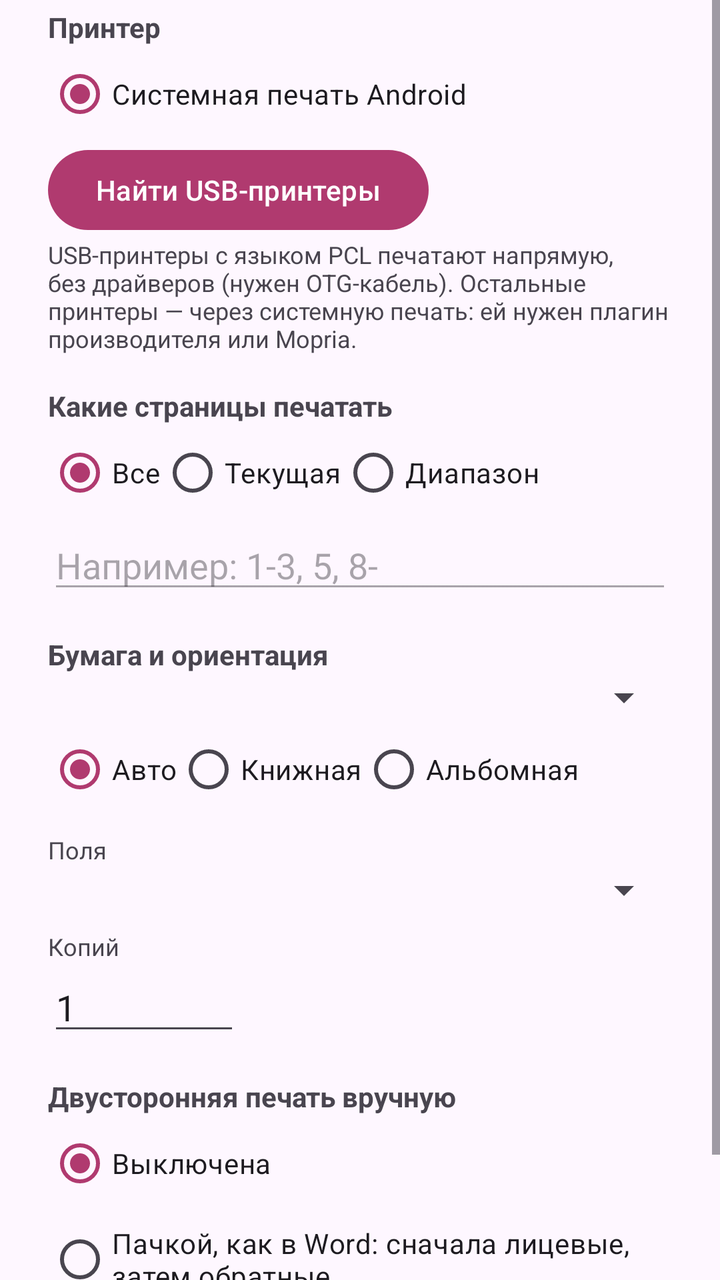
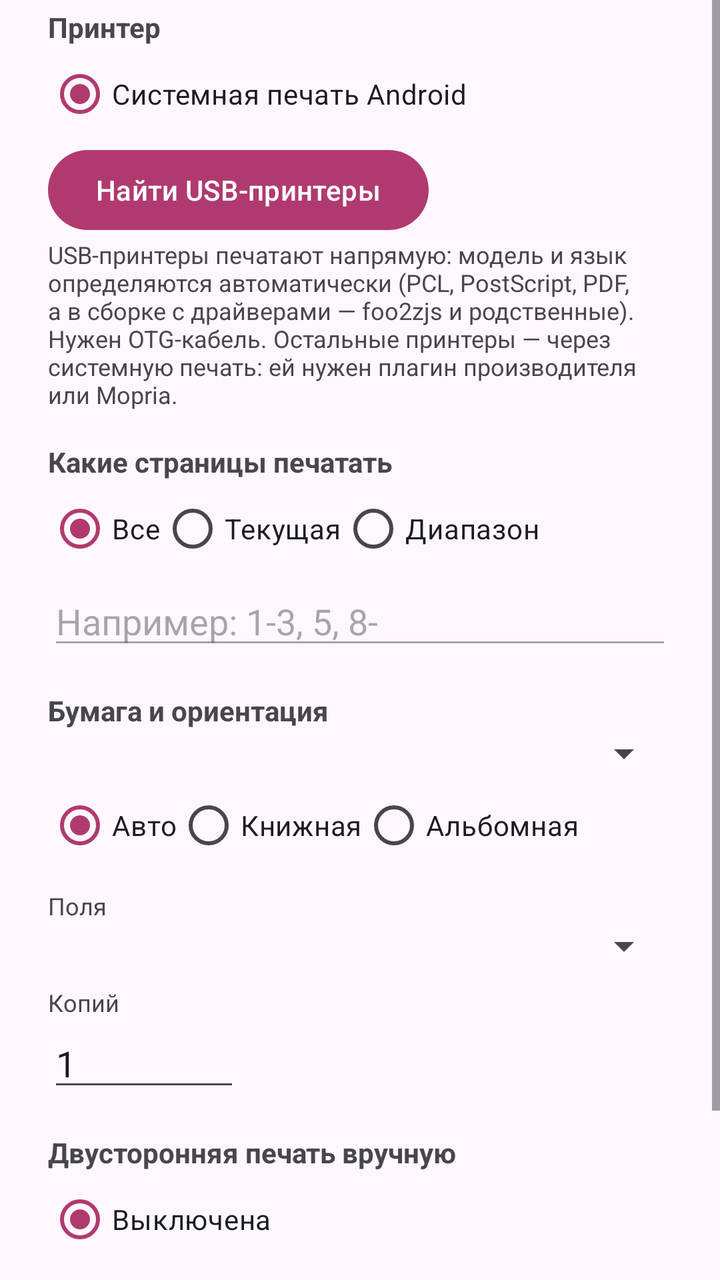

Before-and-after screenshots of an Android layout around one commit, followed by the original layout XML and the change that was made.
<!-- AndroidManifest.xml: application theme Theme.DocForge -->
<!-- res/layout/dialog_print.xml -->
<?xml version="1.0" encoding="utf-8"?>
<ScrollView xmlns:android="http://schemas.android.com/apk/res/android"
    android:layout_width="match_parent"
    android:layout_height="wrap_content">

    <LinearLayout
        android:layout_width="match_parent"
        android:layout_height="wrap_content"
        android:orientation="vertical"
        android:paddingStart="24dp"
        android:paddingTop="4dp"
        android:paddingEnd="24dp"
        android:paddingBottom="8dp">

        <TextView
            android:layout_width="wrap_content"
            android:layout_height="wrap_content"
            android:layout_marginTop="0dp"
            android:text="@string/prn_section_printer"
            android:textSize="14sp"
            android:textStyle="bold" />

        <RadioGroup
            android:id="@+id/printerGroup"
            android:layout_width="match_parent"
            android:layout_height="wrap_content">
            <RadioButton
                android:id="@+id/printerSystem"
                android:layout_width="wrap_content"
                android:layout_height="wrap_content"
                android:text="@string/prn_system" android:checked="true" />
        </RadioGroup>

        <Button
            android:id="@+id/btnFindPrinters"
            android:layout_width="wrap_content"
            android:layout_height="wrap_content"
            android:text="@string/prn_find" />

        <TextView
            android:id="@+id/printerHint"
            android:layout_width="match_parent"
            android:layout_height="wrap_content"
            android:text="@string/prn_hint"
            android:textColor="?android:attr/textColorSecondary"
            android:textSize="12sp" />

        <TextView
            android:layout_width="wrap_content"
            android:layout_height="wrap_content"
            android:layout_marginTop="16dp"
            android:text="@string/prn_section_pages"
            android:textSize="14sp"
            android:textStyle="bold" />

        <RadioGroup
            android:id="@+id/pagesGroup"
            android:layout_width="match_parent"
            android:layout_height="wrap_content"
            android:orientation="horizontal">
            <RadioButton
                android:id="@+id/pagesAll"
                android:layout_width="wrap_content"
                android:layout_height="wrap_content"
                android:text="@string/prn_pages_all" android:checked="true" />
            <RadioButton
                android:id="@+id/pagesCurrent"
                android:layout_width="wrap_content"
                android:layout_height="wrap_content"
                android:text="@string/prn_pages_current" />
            <RadioButton
                android:id="@+id/pagesRange"
                android:layout_width="wrap_content"
                android:layout_height="wrap_content"
                android:text="@string/prn_pages_range" />
        </RadioGroup>

        <EditText
            android:id="@+id/rangeInput"
            android:layout_width="match_parent"
            android:layout_height="wrap_content"
            android:enabled="false"
            android:hint="@string/prn_range_hint"
            android:importantForAutofill="no"
            android:inputType="text"
            android:singleLine="true" />

        <TextView
            android:layout_width="wrap_content"
            android:layout_height="wrap_content"
            android:layout_marginTop="16dp"
            android:text="@string/prn_section_paper"
            android:textSize="14sp"
            android:textStyle="bold" />

        <Spinner
            android:id="@+id/paperSpinner"
            android:layout_width="match_parent"
            android:layout_height="wrap_content" />

        <RadioGroup
            android:id="@+id/orientGroup"
            android:layout_width="match_parent"
            android:layout_height="wrap_content"
            android:orientation="horizontal">
            <RadioButton
                android:id="@+id/orientAuto"
                android:layout_width="wrap_content"
                android:layout_height="wrap_content"
                android:text="@string/prn_orient_auto" android:checked="true" />
            <RadioButton
                android:id="@+id/orientPortrait"
                android:layout_width="wrap_content"
                android:layout_height="wrap_content"
                android:text="@string/prn_orient_portrait" />
            <RadioButton
                android:id="@+id/orientLandscape"
                android:layout_width="wrap_content"
                android:layout_height="wrap_content"
                android:text="@string/prn_orient_landscape" />
        </RadioGroup>

        <TextView
            android:layout_width="wrap_content"
            android:layout_height="wrap_content"
            android:layout_marginTop="8dp"
            android:text="@string/prn_margins"
            android:textColor="?android:attr/textColorSecondary"
            android:textSize="12sp" />

        <Spinner
            android:id="@+id/marginSpinner"
            android:layout_width="match_parent"
            android:layout_height="wrap_content" />

        <TextView
            android:layout_width="wrap_content"
            android:layout_height="wrap_content"
            android:layout_marginTop="8dp"
            android:text="@string/prn_copies"
            android:textColor="?android:attr/textColorSecondary"
            android:textSize="12sp" />

        <EditText
            android:id="@+id/copiesInput"
            android:layout_width="96dp"
            android:layout_height="wrap_content"
            android:importantForAutofill="no"
            android:inputType="number"
            android:maxLength="2"
            android:text="1" />

        <TextView
            android:layout_width="wrap_content"
            android:layout_height="wrap_content"
            android:layout_marginTop="16dp"
            android:text="@string/prn_section_duplex"
            android:textSize="14sp"
            android:textStyle="bold" />

        <RadioGroup
            android:id="@+id/duplexGroup"
            android:layout_width="match_parent"
            android:layout_height="wrap_content">
            <RadioButton
                android:id="@+id/duplexOff"
                android:layout_width="wrap_content"
                android:layout_height="wrap_content"
                android:text="@string/prn_duplex_off" android:checked="true" />
            <RadioButton
                android:id="@+id/duplexBatch"
                android:layout_width="wrap_content"
                android:layout_height="wrap_content"
                android:text="@string/prn_duplex_batch" />
            <RadioButton
                android:id="@+id/duplexSheet"
                android:layout_width="wrap_content"
                android:layout_height="wrap_content"
                android:text="@string/prn_duplex_sheet" />
        </RadioGroup>

        <CheckBox
            android:id="@+id/reverseBacks"
            android:layout_width="match_parent"
            android:layout_height="wrap_content"
            android:text="@string/prn_reverse"
            android:visibility="gone" />

        <LinearLayout
            android:id="@+id/usbSection"
            android:layout_width="match_parent"
            android:layout_height="wrap_content"
            android:orientation="vertical"
            android:visibility="gone">

            <TextView
            android:layout_width="wrap_content"
            android:layout_height="wrap_content"
            android:layout_marginTop="16dp"
            android:text="@string/prn_section_usb"
            android:textSize="14sp"
            android:textStyle="bold" />

            <Spinner
                android:id="@+id/qualitySpinner"
                android:layout_width="match_parent"
                android:layout_height="wrap_content" />

            <CheckBox
                android:id="@+id/pjlCheck"
                android:layout_width="match_parent"
                android:layout_height="wrap_content"
                android:text="@string/prn_pjl" />

            <TextView
                android:layout_width="match_parent"
                android:layout_height="wrap_content"
                android:text="@string/prn_usb_note"
                android:textColor="?android:attr/textColorSecondary"
                android:textSize="12sp" />
        </LinearLayout>
    </LinearLayout>
</ScrollView>
<!-- resources referenced by this layout -->
<resources>
  <string name="prn_copies">Копий</string>
  <string name="prn_duplex_batch">Пачкой, как в Word: сначала лицевые, затем обратные</string>
  <string name="prn_duplex_off">Выключена</string>
  <string name="prn_duplex_sheet">По листу: страница, пауза на переворот, следующая</string>
  <string name="prn_find">Найти USB-принтеры</string>
  <string name="prn_hint">USB-принтеры с языком PCL печатают напрямую, без драйверов (нужен OTG-кабель). Остальные принтеры — через системную печать: ей нужен плагин производителя или Mopria.</string>
  <string name="prn_margins">Поля</string>
  <string name="prn_orient_auto">Авто</string>
  <string name="prn_orient_landscape">Альбомная</string>
  <string name="prn_orient_portrait">Книжная</string>
  <string name="prn_pages_all">Все</string>
  <string name="prn_pages_current">Текущая</string>
  <string name="prn_pages_range">Диапазон</string>
  <string name="prn_pjl">Отправлять PJL-заголовок (если принтер сам не распознаёт PCL)</string>
  <string name="prn_range_hint">Например: 1-3, 5, 8-</string>
  <string name="prn_reverse">Обратные страницы в обратном порядке (если принтер выдаёт листы лицом вниз)</string>
  <string name="prn_section_duplex">Двусторонняя печать вручную</string>
  <string name="prn_section_pages">Какие страницы печатать</string>
  <string name="prn_section_paper">Бумага и ориентация</string>
  <string name="prn_section_printer">Принтер</string>
  <string name="prn_section_usb">Печать по USB (PCL)</string>
  <string name="prn_system">Системная печать Android</string>
  <string name="prn_usb_note">Печать чёрно-белая. Поля и число копий действуют при печати по USB; в системной печати их выбирают в её диалоге.</string>
  <style name="Theme.DocForge" parent="Theme.Material3.DayNight.NoActionBar">
          <item name="colorPrimary">@color/brand_primary</item>
          <item name="colorOnPrimary">@color/brand_on_primary</item>
          <item name="colorPrimaryContainer">@color/brand_primary_container</item>
          <item name="colorOnPrimaryContainer">@color/brand_on_primary_container</item>
      </style>
  <color name="brand_primary">#B03A6F</color>
  <color name="brand_on_primary">#FFFFFF</color>
  <color name="brand_primary_container">#FFD9E6</color>
  <color name="brand_on_primary_container">#3E001D</color>
</resources>

<!-- the commit's change to res/layout/dialog_print.xml (unified diff, before → after) -->
@@ -201,6 +201,50 @@
             android:textSize="14sp"
             android:textStyle="bold" />
 
+            <TextView
+                android:id="@+id/driverInfo"
+                android:layout_width="match_parent"
+                android:layout_height="wrap_content"
+                android:layout_marginTop="4dp"
+                android:text="@string/prn_detecting"
+                android:textColor="?android:attr/textColorSecondary"
+                android:textSize="12sp" />
+
+            <TextView
+                android:layout_width="wrap_content"
+                android:layout_height="wrap_content"
+                android:layout_marginTop="8dp"
+                android:text="@string/prn_driver"
+                android:textColor="?android:attr/textColorSecondary"
+                android:textSize="12sp" />
+
+            <Spinner
+                android:id="@+id/driverSpinner"
+                android:layout_width="match_parent"
+                android:layout_height="wrap_content" />
+
+            <LinearLayout
+                android:id="@+id/firmwareRow"
+                android:layout_width="match_parent"
+                android:layout_height="wrap_content"
+                android:gravity="center_vertical"
+                android:orientation="horizontal"
+                android:visibility="gone">
+
+                <TextView
+                    android:id="@+id/firmwareStatus"
+                    android:layout_width="0dp"
+                    android:layout_height="wrap_content"
+                    android:layout_weight="1"
+                    android:textSize="12sp" />
+
+                <Button
+                    android:id="@+id/btnFirmware"
+                    android:layout_width="wrap_content"
+                    android:layout_height="wrap_content"
+                    android:text="@string/prn_fw_pick" />
+            </LinearLayout>
+
             <Spinner
                 android:id="@+id/qualitySpinner"
                 android:layout_width="match_parent"
<!-- resource entries referenced after the edit -->
@@ -1,11 +1,14 @@
 <!-- resources referenced by this layout -->
 <resources>
   <string name="prn_copies">Копий</string>
+  <string name="prn_detecting">Определяю принтер…</string>
+  <string name="prn_driver">Драйвер (можно сменить вручную)</string>
   <string name="prn_duplex_batch">Пачкой, как в Word: сначала лицевые, затем обратные</string>
   <string name="prn_duplex_off">Выключена</string>
   <string name="prn_duplex_sheet">По листу: страница, пауза на переворот, следующая</string>
   <string name="prn_find">Найти USB-принтеры</string>
-  <string name="prn_hint">USB-принтеры с языком PCL печатают напрямую, без драйверов (нужен OTG-кабель). Остальные принтеры — через системную печать: ей нужен плагин производителя или Mopria.</string>
+  <string name="prn_fw_pick">Выбрать .dl</string>
+  <string name="prn_hint">USB-принтеры печатают напрямую: модель и язык определяются автоматически (PCL, PostScript, PDF, а в сборке с драйверами — foo2zjs и родственные). Нужен OTG-кабель. Остальные принтеры — через системную печать: ей нужен плагин производителя или Mopria.</string>
   <string name="prn_margins">Поля</string>
   <string name="prn_orient_auto">Авто</string>
   <string name="prn_orient_landscape">Альбомная</string>
@@ -20,9 +23,9 @@
   <string name="prn_section_pages">Какие страницы печатать</string>
   <string name="prn_section_paper">Бумага и ориентация</string>
   <string name="prn_section_printer">Принтер</string>
-  <string name="prn_section_usb">Печать по USB (PCL)</string>
+  <string name="prn_section_usb">Печать по USB</string>
   <string name="prn_system">Системная печать Android</string>
-  <string name="prn_usb_note">Печать чёрно-белая. Поля и число копий действуют при печати по USB; в системной печати их выбирают в её диалоге.</string>
+  <string name="prn_usb_note">Печать чёрно-белая; «Качество» и PJL относятся к PCL. Поля и число копий действуют при печати по USB; в системной печати их выбирают в её диалоге.</string>
   <style name="Theme.DocForge" parent="Theme.Material3.DayNight.NoActionBar">
           <item name="colorPrimary">@color/brand_primary</item>
           <item name="colorOnPrimary">@color/brand_on_primary</item>
